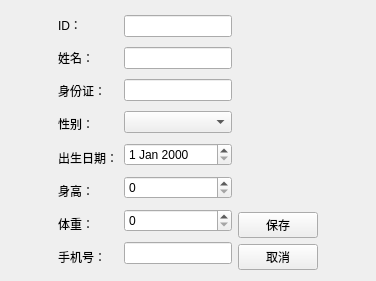
The window that Lab4/patienteditview.ui (w2565380-crypto/my-warehouse) describes before a commit, drawn with Qt 5.
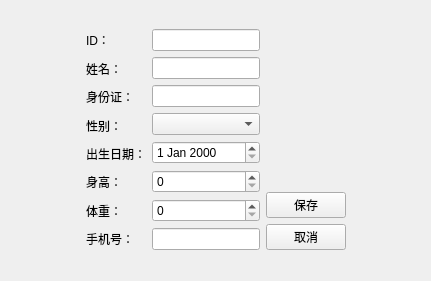
The same window after the commit.

Commit message: 完善界面切换算法

Patch:
```diff
--- a/Lab4/patienteditview.ui
+++ b/Lab4/patienteditview.ui
@@ -6,15 +6,28 @@
    <rect>
     <x>0</x>
     <y>0</y>
-    <width>376</width>
+    <width>431</width>
     <height>281</height>
    </rect>
   </property>
   <property name="windowTitle">
    <string>Form</string>
   </property>
-  <layout class="QHBoxLayout" name="horizontalLayout_2">
-   <item>
+  <layout class="QGridLayout" name="gridLayout">
+   <item row="0" column="1">
+    <spacer name="verticalSpacer_2">
+     <property name="orientation">
+      <enum>Qt::Orientation::Vertical</enum>
+     </property>
+     <property name="sizeHint" stdset="0">
+      <size>
+       <width>20</width>
+       <height>22</height>
+      </size>
+     </property>
+    </spacer>
+   </item>
+   <item row="1" column="0">
     <spacer name="horizontalSpacer_2">
      <property name="orientation">
       <enum>Qt::Orientation::Horizontal</enum>
@@ -27,6 +40,8 @@
      </property>
     </spacer>
    </item>
+   <item row="1" column="1">
+    <layout class="QHBoxLayout" name="horizontalLayout_2">
    <item>
     <layout class="QHBoxLayout" name="horizontalLayout">
      <item>
@@ -150,7 +165,9 @@
      </item>
     </layout>
    </item>
-   <item>
+    </layout>
+   </item>
+   <item row="1" column="2">
     <spacer name="horizontalSpacer">
      <property name="orientation">
       <enum>Qt::Orientation::Horizontal</enum>
@@ -163,6 +180,19 @@
      </property>
     </spacer>
    </item>
+   <item row="2" column="1">
+    <spacer name="verticalSpacer_3">
+     <property name="orientation">
+      <enum>Qt::Orientation::Vertical</enum>
+     </property>
+     <property name="sizeHint" stdset="0">
+      <size>
+       <width>20</width>
+       <height>23</height>
+      </size>
+     </property>
+    </spacer>
+   </item>
   </layout>
  </widget>
  <resources/>
```
Left out of the diff: 2 changed lines with no effect on the pictures. Lines whose indentation alone changed are shown as unchanged. The commit also changes 7 other files.
